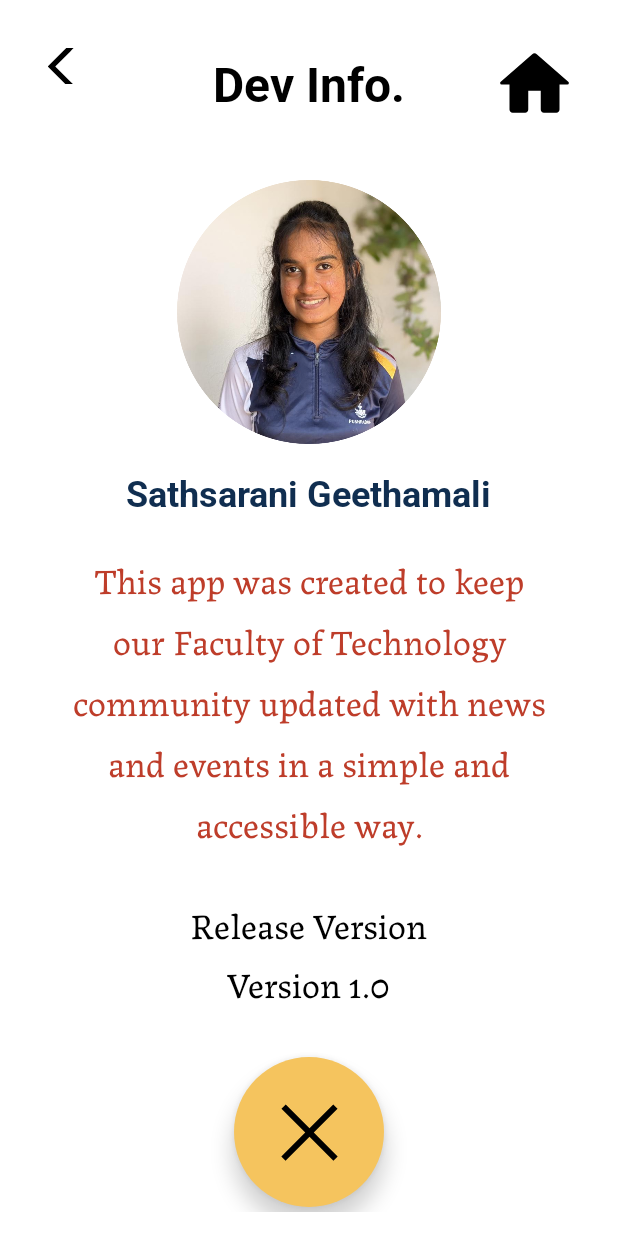
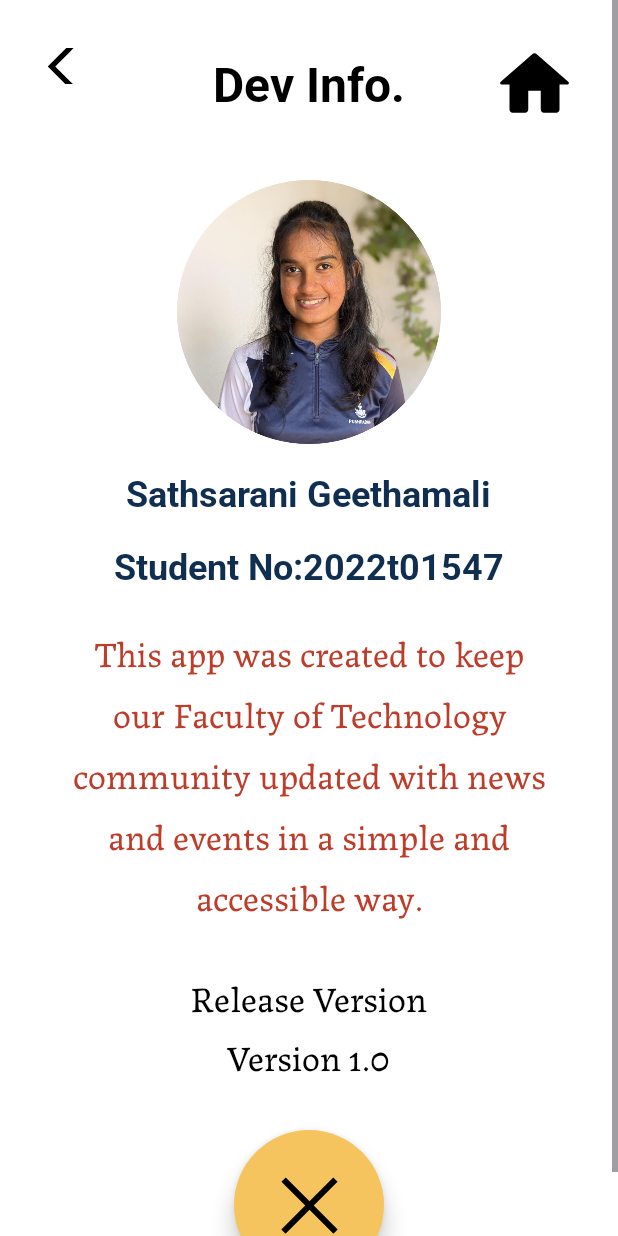
Before and after one commit to Sathsarani2002/Techupnews, an Android app: the DevInfoActivity screen opened directly, with no data from a screen before it, on a phone screen of 412 x 824 dp. Run offline under Robolectric (Android 15) with nearby library versions, the phone set to English and light mode, and no system bars.

Commit message:
add fully work app

```diff
--- a/app/src/main/res/layout/activity_devinfo.xml
+++ b/app/src/main/res/layout/activity_devinfo.xml
@@ -71,6 +71,16 @@
             android:text="Sathsarani Geethamali"
             android:textColor="#102E50"
             android:textSize="24sp" />
+        <TextView
+            android:id="@+id/developerIndex"
+            android:layout_width="wrap_content"
+            android:layout_height="wrap_content"
+            android:layout_marginTop="16dp"
+            android:fontFamily="@font/roboto_bold"
+            android:text="Student No:2022t01547"
+            android:textColor="#102E50"
+            android:textSize="24sp" />
+
 
         <!-- Statement -->
         <TextView
```
